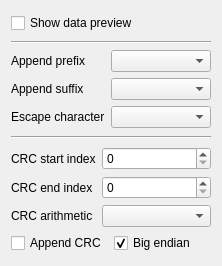
First picture: the form in src/page/inputsettings.ui, repository x-tools-author/x-tools, before the edit.
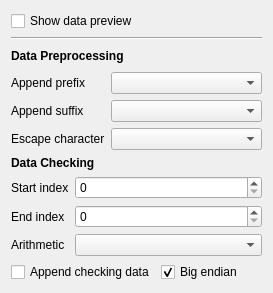
Second picture: the form after the edit.

What changed in the file:
```diff
--- a/src/page/inputsettings.ui
+++ b/src/page/inputsettings.ui
@@ -6,8 +6,8 @@
    <rect>
     <x>0</x>
     <y>0</y>
-    <width>222</width>
-    <height>266</height>
+    <width>273</width>
+    <height>293</height>
    </rect>
   </property>
   <property name="windowTitle">
@@ -23,10 +23,20 @@
    </item>
    <item>
     <layout class="QGridLayout" name="gridLayout_2">
-     <item row="1" column="1">
-      <widget class="QComboBox" name="comboBoxPrefix"/>
+     <item row="3" column="0">
+      <widget class="QLabel" name="label_2">
+       <property name="sizePolicy">
+        <sizepolicy hsizetype="Fixed" vsizetype="Preferred">
+         <horstretch>0</horstretch>
+         <verstretch>0</verstretch>
+        </sizepolicy>
+       </property>
+       <property name="text">
+        <string>Append suffix</string>
+       </property>
+      </widget>
      </item>
-     <item row="1" column="0">
+     <item row="2" column="0">
       <widget class="QLabel" name="label">
        <property name="sizePolicy">
         <sizepolicy hsizetype="Fixed" vsizetype="Preferred">
@@ -39,26 +49,10 @@
        </property>
       </widget>
      </item>
-     <item row="2" column="1">
+     <item row="3" column="1">
       <widget class="QComboBox" name="comboBoxSuffix"/>
      </item>
-     <item row="3" column="1">
-      <widget class="QComboBox" name="comboBoxEscapeCharacter"/>
-     </item>
-     <item row="2" column="0">
-      <widget class="QLabel" name="label_2">
-       <property name="sizePolicy">
-        <sizepolicy hsizetype="Fixed" vsizetype="Preferred">
-         <horstretch>0</horstretch>
-         <verstretch>0</verstretch>
-        </sizepolicy>
-       </property>
-       <property name="text">
-        <string>Append suffix</string>
-       </property>
-      </widget>
-     </item>
-     <item row="3" column="0">
+     <item row="4" column="0">
       <widget class="QLabel" name="label_3">
        <property name="sizePolicy">
         <sizepolicy hsizetype="Fixed" vsizetype="Preferred">
@@ -71,6 +65,12 @@
        </property>
       </widget>
      </item>
+     <item row="4" column="1">
+      <widget class="QComboBox" name="comboBoxEscapeCharacter"/>
+     </item>
+     <item row="2" column="1">
+      <widget class="QComboBox" name="comboBoxPrefix"/>
+     </item>
      <item row="0" column="0" colspan="2">
       <widget class="Line" name="line_2">
        <property name="orientation">
@@ -78,75 +78,28 @@
        </property>
       </widget>
      </item>
+     <item row="1" column="0" colspan="2">
+      <widget class="QLabel" name="label_7">
+       <property name="font">
+        <font>
+         <bold>true</bold>
+        </font>
+       </property>
+       <property name="text">
+        <string>Data Preprocessing</string>
+       </property>
+      </widget>
+     </item>
     </layout>
    </item>
-   <item>
-    <widget class="Line" name="line">
-     <property name="orientation">
-      <enum>Qt::Orientation::Horizontal</enum>
-     </property>
-    </widget>
-   </item>
    <item>
     <layout class="QGridLayout" name="gridLayout_4">
-     <item row="0" column="1">
-      <widget class="QSpinBox" name="spinBoxCrcStartIndex"/>
-     </item>
-     <item row="2" column="1">
-      <widget class="QComboBox" name="comboBoxCrcAlgorithm">
-       <property name="sizeAdjustPolicy">
-        <enum>QComboBox::SizeAdjustPolicy::AdjustToContents</enum>
-       </property>
-      </widget>
-     </item>
-     <item row="1" column="0">
-      <widget class="QLabel" name="label_5">
-       <property name="sizePolicy">
-        <sizepolicy hsizetype="Fixed" vsizetype="Preferred">
-         <horstretch>0</horstretch>
-         <verstretch>0</verstretch>
-        </sizepolicy>
-       </property>
-       <property name="text">
-        <string>CRC end index</string>
-       </property>
-      </widget>
-     </item>
-     <item row="1" column="1">
-      <widget class="QSpinBox" name="spinBoxCrcEndIndex"/>
-     </item>
-     <item row="0" column="0">
-      <widget class="QLabel" name="label_4">
-       <property name="sizePolicy">
-        <sizepolicy hsizetype="Fixed" vsizetype="Preferred">
-         <horstretch>0</horstretch>
-         <verstretch>0</verstretch>
-        </sizepolicy>
-       </property>
-       <property name="text">
-        <string>CRC start index</string>
-       </property>
-      </widget>
-     </item>
-     <item row="2" column="0">
-      <widget class="QLabel" name="label_6">
-       <property name="sizePolicy">
-        <sizepolicy hsizetype="Fixed" vsizetype="Preferred">
-         <horstretch>0</horstretch>
-         <verstretch>0</verstretch>
-        </sizepolicy>
-       </property>
-       <property name="text">
-        <string>CRC arithmetic</string>
-       </property>
-      </widget>
-     </item>
-     <item row="3" column="0" colspan="2">
+     <item row="4" column="0" colspan="2">
       <layout class="QHBoxLayout" name="horizontalLayout">
        <item>
         <widget class="QCheckBox" name="checkBoxAppendCrc">
          <property name="text">
-          <string>Append CRC</string>
+          <string>Append checking data</string>
          </property>
         </widget>
        </item>
@@ -162,6 +115,78 @@
        </item>
       </layout>
      </item>
+     <item row="1" column="1">
+      <widget class="QSpinBox" name="spinBoxCrcStartIndex">
+       <property name="toolTip">
+        <string>Start from Left</string>
+       </property>
+      </widget>
+     </item>
+     <item row="2" column="1">
+      <widget class="QSpinBox" name="spinBoxCrcEndIndex">
+       <property name="toolTip">
+        <string>Start from right</string>
+       </property>
+      </widget>
+     </item>
+     <item row="3" column="0">
+      <widget class="QLabel" name="label_6">
+       <property name="sizePolicy">
+        <sizepolicy hsizetype="Fixed" vsizetype="Preferred">
+         <horstretch>0</horstretch>
+         <verstretch>0</verstretch>
+        </sizepolicy>
+       </property>
+       <property name="text">
+        <string>Arithmetic</string>
+       </property>
+      </widget>
+     </item>
+     <item row="3" column="1">
+      <widget class="QComboBox" name="comboBoxCrcAlgorithm">
+       <property name="sizeAdjustPolicy">
+        <enum>QComboBox::SizeAdjustPolicy::AdjustToContents</enum>
+       </property>
+      </widget>
+     </item>
+     <item row="1" column="0">
+      <widget class="QLabel" name="label_4">
+       <property name="sizePolicy">
+        <sizepolicy hsizetype="Fixed" vsizetype="Preferred">
+         <horstretch>0</horstretch>
+         <verstretch>0</verstretch>
+        </sizepolicy>
+       </property>
+       <property name="text">
+        <string>Start index</string>
+       </property>
+      </widget>
+     </item>
+     <item row="2" column="0">
+      <widget class="QLabel" name="label_5">
+       <property name="sizePolicy">
+        <sizepolicy hsizetype="Fixed" vsizetype="Preferred">
+         <horstretch>0</horstretch>
+         <verstretch>0</verstretch>
+        </sizepolicy>
+       </property>
+       <property name="text">
+        <string>End index</string>
+       </property>
+      </widget>
+     </item>
+     <item row="0" column="0" colspan="2">
+      <widget class="QLabel" name="label_8">
+       <property name="font">
+        <font>
+         <bold>true</bold>
+        </font>
+       </property>
+       <property name="text">
+        <string>Data Checking</string>
+       </property>
+      </widget>
+     </item>
     </layout>
    </item>
   </layout>
```
